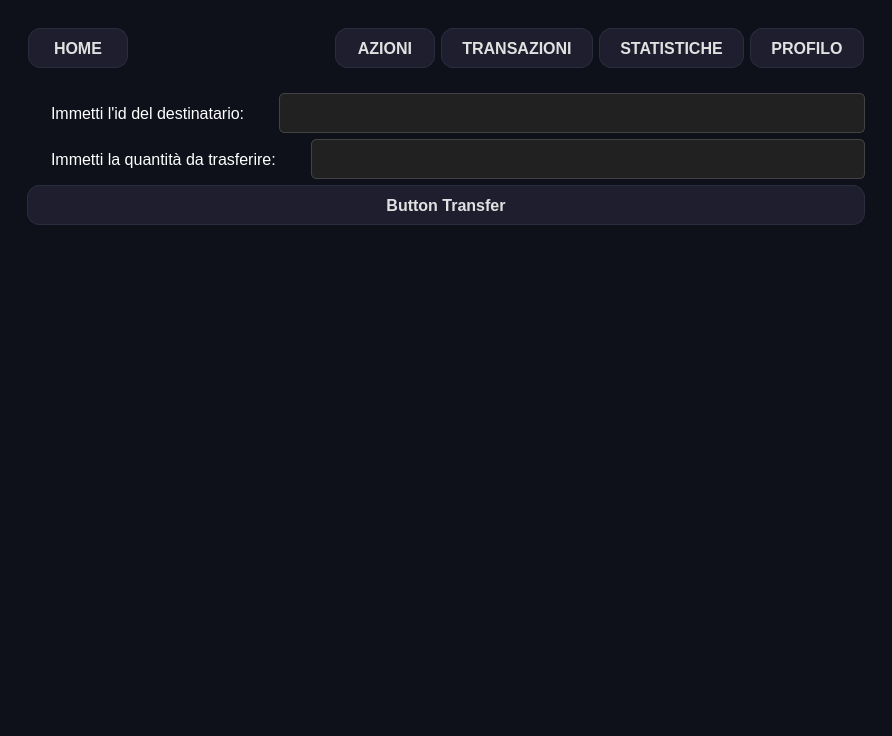
Above: GUI/interfacciaUtente.ui from Daniel-Diocis/Software-Food-Supply-Chain before the change. Below: the same form after it.
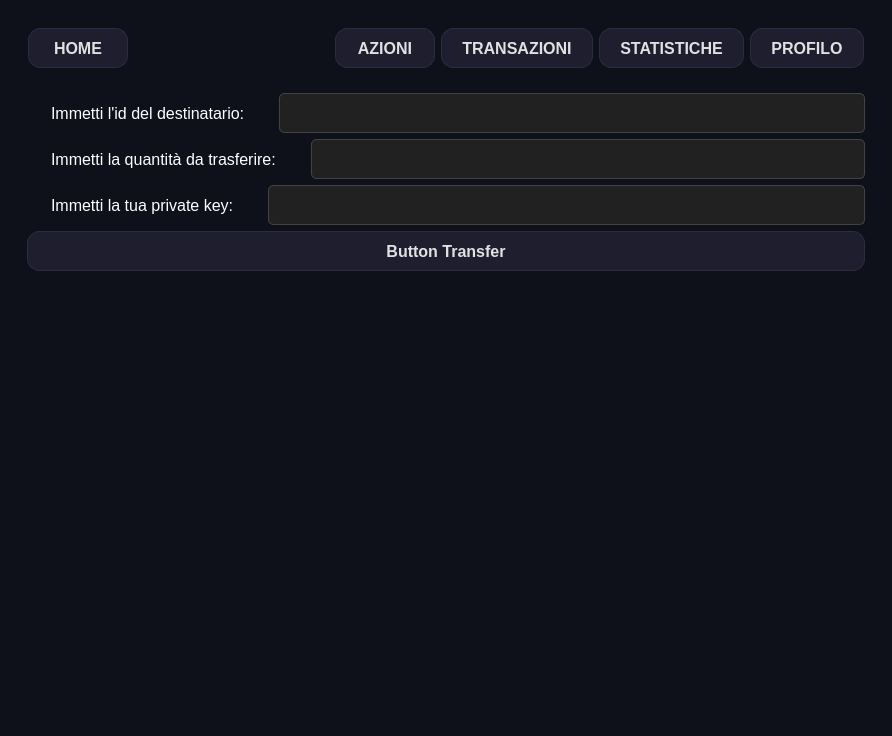
That is the form after the change. The open tabs and pages were chosen to show the change. Icons and pictures are not drawn.

The edit to the form file:
```diff
--- a/GUI/interfacciaUtente.ui
+++ b/GUI/interfacciaUtente.ui
@@ -1928,6 +1928,27 @@
               </item>
              </layout>
             </item>
+            <item>
+             <layout class="QHBoxLayout" name="horizontalLayout_27">
+              <item>
+               <widget class="QLabel" name="label_27">
+                <property name="text">
+                 <string>Immetti la tua private key: </string>
+                </property>
+               </widget>
+              </item>
+              <item>
+               <widget class="QLineEdit" name="transaction_privateKeyInput">
+                <property name="minimumSize">
+                 <size>
+                  <width>100</width>
+                  <height>40</height>
+                 </size>
+                </property>
+               </widget>
+              </item>
+             </layout>
+            </item>
             <item>
              <widget class="QPushButton" name="transferButton">
               <property name="minimumSize">
```
Left out of the diff: 2 changed lines with no effect on the pictures.
